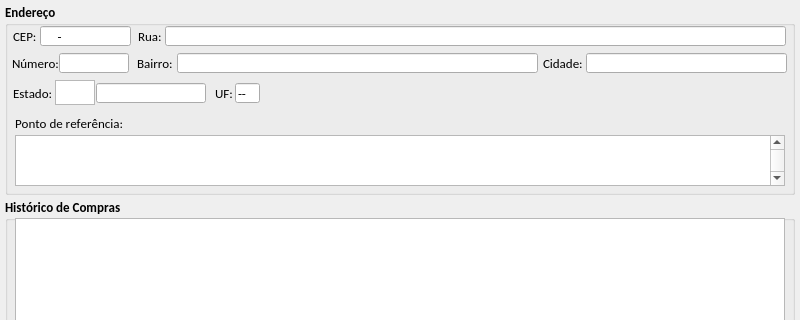
The window that loja/tela_clientes.ui (jmessias1725/sexloja) describes before a commit, drawn with Qt 5; both pictures show x 0 to 800 and y 222 to 542 of the 800 by 656 pixel window.
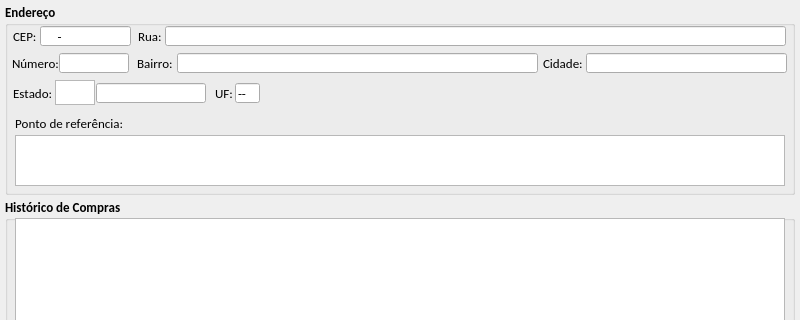
The same window after the commit. Icons and pictures are not drawn.

The edit to the form file:
```diff
--- a/loja/tela_clientes.ui
+++ b/loja/tela_clientes.ui
@@ -883,7 +883,10 @@
      </font>
     </property>
     <property name="verticalScrollBarPolicy">
-     <enum>Qt::ScrollBarAlwaysOn</enum>
+     <enum>Qt::ScrollBarAlwaysOff</enum>
+    </property>
+    <property name="horizontalScrollBarPolicy">
+     <enum>Qt::ScrollBarAlwaysOff</enum>
     </property>
     <property name="readOnly">
      <bool>true</bool>
```
Left out of the diff: 1 changed line with no effect on the pictures.
